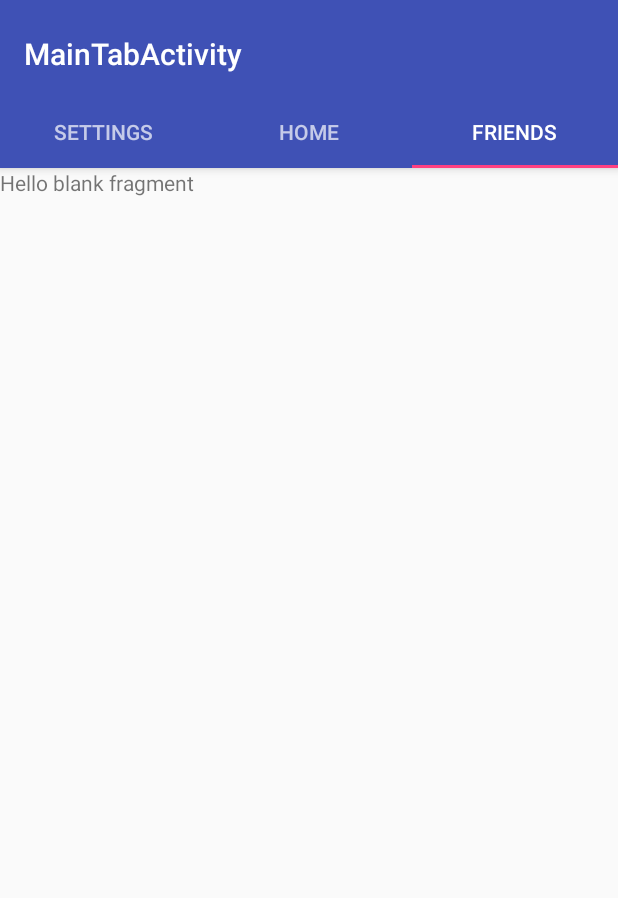
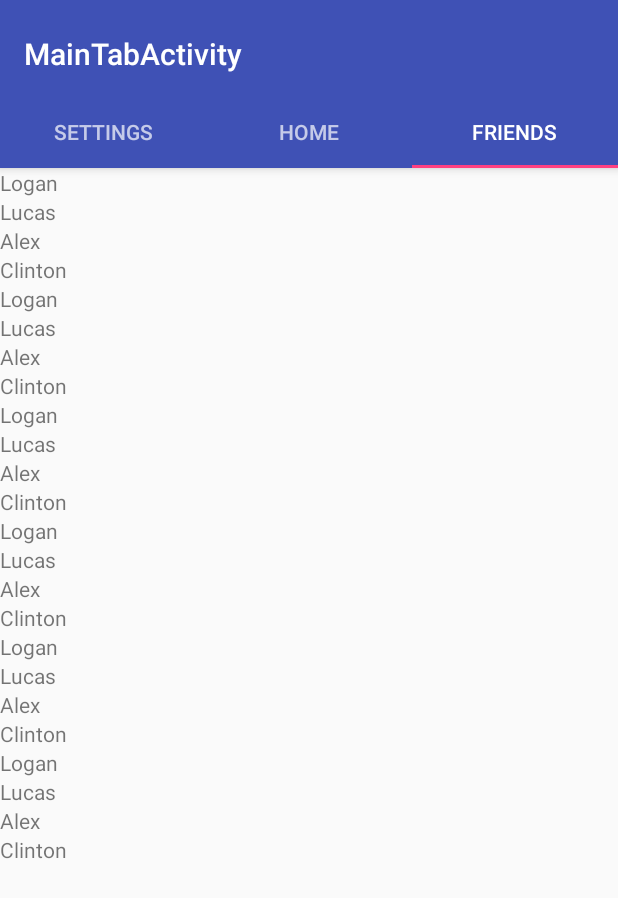
Before and after one commit to Pandahead33/HackOH-IO_2016, an Android app: the MainTabActivity screen opened directly, with no data from a screen before it, tab 3 chosen, on a phone screen of 412 x 824 dp. Shown: the top 898 px of the screen. Run offline under Robolectric (Android 15) with nearby library versions, the phone set to English and light mode, and no system bars; libraries missing offline, so code that uses them is left out: com.facebook; 1 statement that could not run was skipped.

Commit message:
Add recycler view to preferred users tab

```diff
--- a/android/HackOHIO_2016/app/src/main/java/com/example/loganpatino/hackohio2016/MainTabActivity.java
+++ b/android/HackOHIO_2016/app/src/main/java/com/example/loganpatino/hackohio2016/MainTabActivity.java
@@ -56,7 +56,7 @@ public class MainTabActivity extends AppCompatActivity implements
 
         TabLayout tabLayout = (TabLayout) findViewById(R.id.tabs);
         tabLayout.setupWithViewPager(mViewPager);
-
+        mViewPager.setCurrentItem(1);
     }
 
     @Override
@@ -116,11 +116,11 @@ public class MainTabActivity extends AppCompatActivity implements
             //return PlaceholderFragment.newInstance(position + 1);
             switch (position) {
                 case 0:
-                    return SettingsFragment.newInstance("test", "test");
+                    return SettingsFragment.newInstance();
                 case 1:
                     return MainFragment.newInstance("test", "test");
                 case 2:
-                    return PreferredUsersFragment.newInstance("test", "test");
+                    return PreferredUsersFragment.newInstance();
             }
             return null;
         }
--- a/android/HackOHIO_2016/app/src/main/java/com/example/loganpatino/hackohio2016/PreferredUsersFragment.java
+++ b/android/HackOHIO_2016/app/src/main/java/com/example/loganpatino/hackohio2016/PreferredUsersFragment.java
@@ -4,9 +4,19 @@ import android.content.Context;
 import android.net.Uri;
 import android.os.Bundle;
 import android.support.v4.app.Fragment;
+import android.support.v7.widget.LinearLayoutManager;
+import android.support.v7.widget.RecyclerView;
+import android.util.Log;
 import android.view.LayoutInflater;
 import android.view.View;
 import android.view.ViewGroup;
+import android.widget.TextView;
+
+import com.facebook.AccessToken;
+
+import java.util.ArrayList;
+import java.util.Arrays;
+import java.util.List;
 
 
 /**
@@ -18,53 +28,42 @@ import android.view.ViewGroup;
  * create an instance of this fragment.
  */
 public class PreferredUsersFragment extends Fragment {
-    // TODO: Rename parameter arguments, choose names that match
-    // the fragment initialization parameters, e.g. ARG_ITEM_NUMBER
-    private static final String ARG_PARAM1 = "param1";
-    private static final String ARG_PARAM2 = "param2";
-
-    // TODO: Rename and change types of parameters
-    private String mParam1;
-    private String mParam2;
 
     private OnFragmentInteractionListener mListener;
+    private Context mContext;
+    private List<String> mPreferredUsersList;
+    private PreferredUserAdapter mAdapter;
 
     public PreferredUsersFragment() {
         // Required empty public constructor
     }
 
-    /**
-     * Use this factory method to create a new instance of
-     * this fragment using the provided parameters.
-     *
-     * @param param1 Parameter 1.
-     * @param param2 Parameter 2.
-     * @return A new instance of fragment PreferredUsersFragment.
-     */
-    // TODO: Rename and change types and number of parameters
-    public static PreferredUsersFragment newInstance(String param1, String param2) {
+    public static PreferredUsersFragment newInstance() {
         PreferredUsersFragment fragment = new PreferredUsersFragment();
-        Bundle args = new Bundle();
-        args.putString(ARG_PARAM1, param1);
-        args.putString(ARG_PARAM2, param2);
-        fragment.setArguments(args);
         return fragment;
     }
 
     @Override
     public void onCreate(Bundle savedInstanceState) {
         super.onCreate(savedInstanceState);
-        if (getArguments() != null) {
-            mParam1 = getArguments().getString(ARG_PARAM1);
-            mParam2 = getArguments().getString(ARG_PARAM2);
-        }
+        mContext = getActivity().getApplicationContext();
+        mPreferredUsersList = getPreferredFriends();
     }
 
     @Override
     public View onCreateView(LayoutInflater inflater, ViewGroup container,
                              Bundle savedInstanceState) {
         // Inflate the layout for this fragment
-        return inflater.inflate(R.layout.fragment_preferred_users, container, false);
+        View view = inflater.inflate(R.layout.fragment_preferred_users, container, false);
+
+        RecyclerView recyclerView = (RecyclerView) view.findViewById(R.id.recycler);
+        LinearLayoutManager llm = new LinearLayoutManager(getActivity());
+        llm.setOrientation(LinearLayoutManager.VERTICAL);
+        recyclerView.setLayoutManager(llm);
+        mAdapter = new PreferredUserAdapter();
+        recyclerView.setAdapter(mAdapter);
+
+        return view;
     }
 
     // TODO: Rename method, update argument and hook method into UI event
@@ -105,4 +104,45 @@ public class PreferredUsersFragment extends Fragment {
         // TODO: Update argument type and name
         void onFragmentInteraction(Uri uri);
     }
+
+    private List<String> getPreferredFriends() {
+        String userId = AccessToken.getCurrentAccessToken().getUserId();
+        // TODO: Get preferred friends from db and make appropriate list
+
+        // dummy data to test
+        List<String> list = Arrays.asList("Logan", "Lucas", "Alex", "Clinton", "Logan", "Lucas", "Alex", "Clinton", "Logan", "Lucas", "Alex", "Clinton", "Logan", "Lucas", "Alex", "Clinton", "Logan", "Lucas", "Alex", "Clinton", "Logan", "Lucas", "Alex", "Clinton");
+
+        return list;
+    }
+
+    private class PreferredUserAdapter extends RecyclerView.Adapter<PreferredUserViewHolder> {
+        @Override
+        public PreferredUserViewHolder onCreateViewHolder(ViewGroup parent, int viewType) {
+            View itemView = LayoutInflater.from(parent.getContext()).inflate(R.layout.preferred_user_card_view, parent, false);
+            return new PreferredUserViewHolder(itemView);
+        }
+
+        @Override
+        public void onBindViewHolder(PreferredUserViewHolder holder, int position) {
+            holder.setName(mPreferredUsersList.get(position));
+        }
+
+        @Override
+        public int getItemCount() {
+            return mPreferredUsersList.size();
+        }
+    }
+
+    private class PreferredUserViewHolder extends RecyclerView.ViewHolder {
+        private TextView name;
+
+        public PreferredUserViewHolder(View itemView) {
+            super(itemView);
+            name = (TextView) itemView.findViewById(R.id.name);
+        }
+
+        public void setName(String name) {
+            this.name.setText(name);
+        }
+    }
 }
--- a/android/HackOHIO_2016/app/src/main/java/com/example/loganpatino/hackohio2016/SettingsFragment.java
+++ b/android/HackOHIO_2016/app/src/main/java/com/example/loganpatino/hackohio2016/SettingsFragment.java
@@ -25,14 +25,6 @@ import com.facebook.AccessToken;
  * create an instance of this fragment.
  */
 public class SettingsFragment extends Fragment {
-    // TODO: Rename parameter arguments, choose names that match
-    // the fragment initialization parameters, e.g. ARG_ITEM_NUMBER
-    private static final String ARG_PARAM1 = "param1";
-    private static final String ARG_PARAM2 = "param2";
-
-    // TODO: Rename and change types of parameters
-    private String mParam1;
-    private String mParam2;
 
     private OnFragmentInteractionListener mListener;
 
@@ -40,31 +32,14 @@ public class SettingsFragment extends Fragment {
         // Required empty public constructor
     }
 
-    /**
-     * Use this factory method to create a new instance of
-     * this fragment using the provided parameters.
-     *
-     * @param param1 Parameter 1.
-     * @param param2 Parameter 2.
-     * @return A new instance of fragment SettingsFragment.
-     */
-    // TODO: Rename and change types and number of parameters
-    public static SettingsFragment newInstance(String param1, String param2) {
+    public static SettingsFragment newInstance() {
         SettingsFragment fragment = new SettingsFragment();
-        Bundle args = new Bundle();
-        args.putString(ARG_PARAM1, param1);
-        args.putString(ARG_PARAM2, param2);
-        fragment.setArguments(args);
         return fragment;
     }
 
     @Override
     public void onCreate(Bundle savedInstanceState) {
         super.onCreate(savedInstanceState);
-        if (getArguments() != null) {
-            mParam1 = getArguments().getString(ARG_PARAM1);
-            mParam2 = getArguments().getString(ARG_PARAM2);
-        }
     }
 
     @Override
@@ -85,6 +60,7 @@ public class SettingsFragment extends Fragment {
         final TextView rangeProgress = (TextView) view.findViewById(R.id.rangeProgress);
         SeekBar seekBar = (SeekBar) view.findViewById(R.id.rangeSeekBar);
         seekBar.setProgress(getDistance());
+        rangeProgress.setText(String.valueOf(seekBar.getProgress()));
         seekBar.setOnSeekBarChangeListener(new SeekBar.OnSeekBarChangeListener() {
 
             @Override
@@ -147,8 +123,9 @@ public class SettingsFragment extends Fragment {
         void onFragmentInteraction(Uri uri);
     }
 
-    private void setDistance(String userId, int distance) {
+    private boolean setDistance(String userId, int distance) {
         // TODO: Set distance in db
+        return true;
     }
 
     private int getDistance() {
@@ -161,7 +138,8 @@ public class SettingsFragment extends Fragment {
         return false;
     }
 
-    private void setReceiveNotificationSetting(boolean notifications) {
+    private boolean setReceiveNotificationSetting(boolean notifications) {
         // TODO: Set notofication setting in db
+        return true;
     }
 }
--- a/android/HackOHIO_2016/app/src/main/res/layout/activity_main_tab.xml
+++ b/android/HackOHIO_2016/app/src/main/res/layout/activity_main_tab.xml
@@ -7,6 +7,10 @@
                                                  android:layout_height="match_parent"
                                                  android:fitsSystemWindows="true"
                                                  tools:context="com.example.loganpatino.hackohio2016.MainTabActivity">
+    <LinearLayout
+        android:layout_width="match_parent"
+        android:layout_height="wrap_content"
+        android:orientation="vertical">
 
         <android.support.design.widget.AppBarLayout
             android:id="@+id/appbar"
@@ -36,6 +40,10 @@
             android:id="@+id/container"
             android:layout_width="match_parent"
             android:layout_height="match_parent"
-        app:layout_behavior="@string/appbar_scrolling_view_behavior"/>
+            />
+
+    </LinearLayout>
+
+
 
 </android.support.design.widget.CoordinatorLayout>
--- a/android/HackOHIO_2016/app/src/main/res/layout/fragment_preferred_users.xml
+++ b/android/HackOHIO_2016/app/src/main/res/layout/fragment_preferred_users.xml
@@ -1,13 +1,14 @@
-<FrameLayout xmlns:android="http://schemas.android.com/apk/res/android"
+<RelativeLayout xmlns:android="http://schemas.android.com/apk/res/android"
              xmlns:tools="http://schemas.android.com/tools"
              android:layout_width="match_parent"
              android:layout_height="match_parent"
              tools:context="com.example.loganpatino.hackohio2016.PreferredUsersFragment">
 
-    <!-- TODO: Update blank fragment layout -->
-    <TextView
+    <android.support.v7.widget.RecyclerView
         android:layout_width="match_parent"
         android:layout_height="match_parent"
-        android:text="@string/hello_blank_fragment"/>
+        android:id="@+id/recycler">
 
-</FrameLayout>
+    </android.support.v7.widget.RecyclerView>
+
+</RelativeLayout>
--- /dev/null
+++ b/android/HackOHIO_2016/app/src/main/res/layout/preferred_user_card_view.xml
@@ -0,0 +1,12 @@
+<?xml version="1.0" encoding="utf-8"?>
+<LinearLayout xmlns:android="http://schemas.android.com/apk/res/android"
+              android:orientation="vertical"
+              android:layout_width="match_parent"
+              android:layout_height="wrap_content">
+
+    <TextView
+        android:id="@+id/name"
+        android:layout_width="match_parent"
+        android:layout_height="wrap_content"/>
+
+</LinearLayout>
```
Lines whose indentation alone changed are shown as unchanged.
